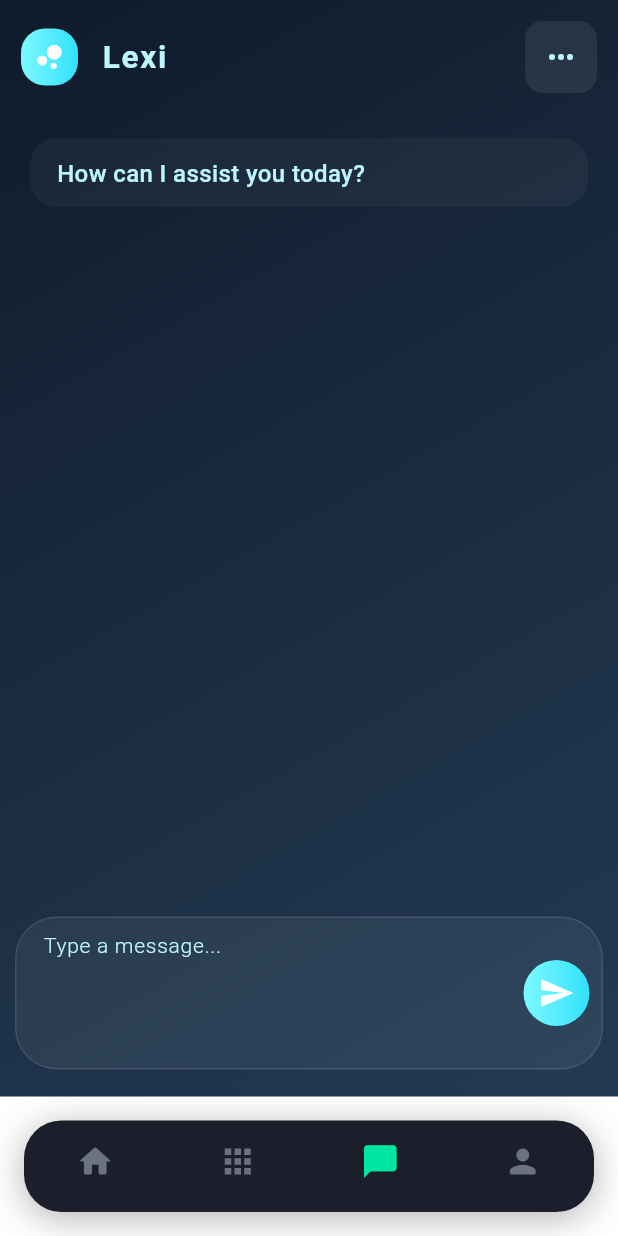
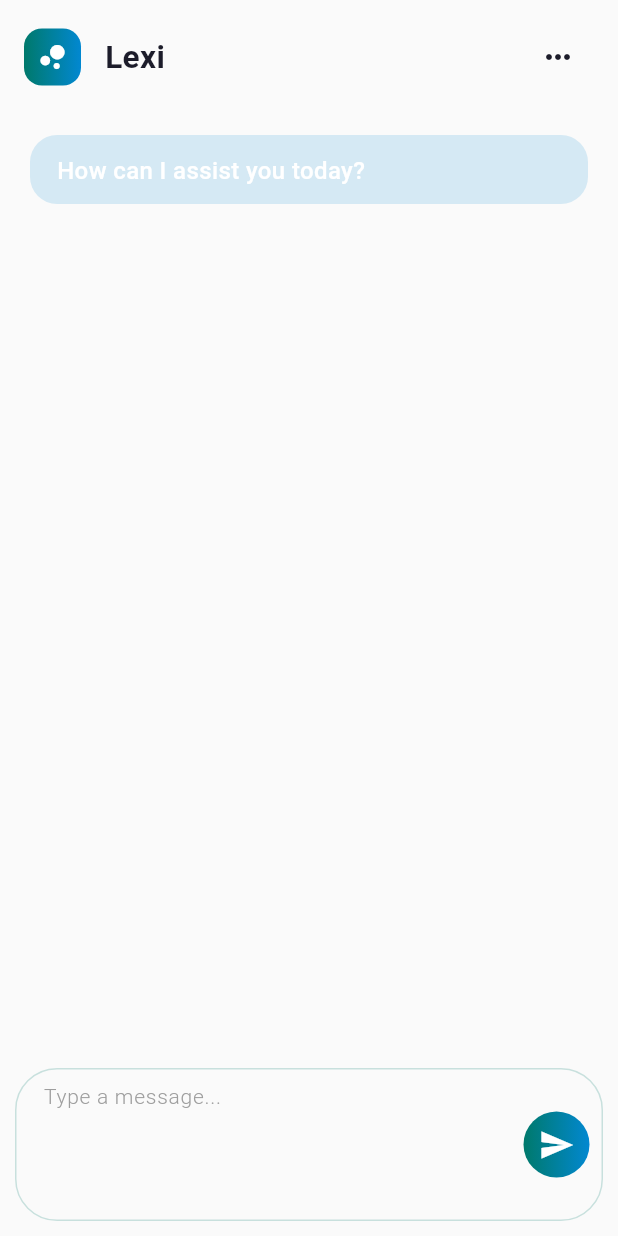
Before and after one commit to hariedamana/lexivo_assistant_1, a Flutter app: the ChatbotScreen screen opened by its route, on a phone screen of 412 x 824 dp. Run offline on Flutter 3.47's test engine with Material 3 defaults, Android fonts, the phone set to English and light mode, and no system bars; our stand-ins replace firebase_auth, firebase_core, percent_indicator; accounts and stored records are empty.

Commit message:
Restructured Chat Screen

```diff
--- a/lib/chat_screen.dart
+++ b/lib/chat_screen.dart
@@ -1,15 +1,7 @@
 import 'package:flutter/material.dart';
-import 'home_screen.dart';
-import 'assistants_dashboard.dart';
-import 'profile_screen.dart';
 
 class ChatbotScreen extends StatefulWidget {
-  final int initialTabIndex;
-
-  const ChatbotScreen({
-    super.key,
-    this.initialTabIndex = 2,
-  });
+  const ChatbotScreen({super.key});
 
   @override
   State<ChatbotScreen> createState() => _ChatbotScreenState();
@@ -36,13 +28,13 @@ class _ChatbotScreenState extends State<ChatbotScreen> {
     {'role': 'bot', 'text': 'How can I assist you today?'},
   ];
 
-  late int _selectedIndex;
-
-  @override
-  void initState() {
-    super.initState();
-    _selectedIndex = widget.initialTabIndex;
-  }
+  // Theme Colors
+  static const Color primaryTeal = Color(0xFF00796B);
+  static const Color secondaryBlue = Color(0xFF0288D1);
+  static const Color accentGreen = Color(0xFF43A047);
+  static const Color textColor = Color(0xFF1C1C2A);
+  static const Color lightBackground = Color(0xFFFAFAFA);
+  static const Color lightCard = Colors.white;
 
   void sendMessage() {
     final text = _controller.text.trim();
@@ -50,10 +42,7 @@ class _ChatbotScreenState extends State<ChatbotScreen> {
 
     setState(() {
       messages.add({'role': 'user', 'text': text});
-      messages.add({
-        'role': 'bot',
-        'text': 'You said: "$text"',
-      });
+      messages.add({'role': 'bot', 'text': 'You said: "$text"'});
     });
 
     _controller.clear();
@@ -63,10 +52,10 @@ class _ChatbotScreenState extends State<ChatbotScreen> {
     return Align(
       alignment: Alignment.centerRight,
       child: Container(
-        margin: const EdgeInsets.symmetric(vertical: 4, horizontal: 20),
+        margin: const EdgeInsets.symmetric(vertical: 6, horizontal: 20),
         padding: const EdgeInsets.symmetric(vertical: 10, horizontal: 18),
         decoration: BoxDecoration(
-          color: Colors.white.withOpacity(0.10),
+          color: accentGreen.withOpacity(0.2),
           borderRadius: BorderRadius.circular(18),
         ),
         child: Text(
@@ -74,8 +63,8 @@ class _ChatbotScreenState extends State<ChatbotScreen> {
           style: const TextStyle(
             color: Colors.white,
             fontSize: 16,
+            fontWeight: FontWeight.w500,
             height: 1.35,
-            fontWeight: FontWeight.w500,
           ),
         ),
       ),
@@ -84,16 +73,16 @@ class _ChatbotScreenState extends State<ChatbotScreen> {
 
   Widget _buildBotMessage(Map<String, dynamic> message) {
     return Container(
-      margin: const EdgeInsets.symmetric(vertical: 8, horizontal: 20),
+      margin: const EdgeInsets.symmetric(vertical: 6, horizontal: 20),
       padding: const EdgeInsets.symmetric(vertical: 12, horizontal: 18),
       decoration: BoxDecoration(
-        color: Colors.white.withOpacity(0.04),
+        color: secondaryBlue.withOpacity(0.15),
         borderRadius: BorderRadius.circular(18),
       ),
       child: Text(
         message['text'] ?? '',
         style: const TextStyle(
-          color: Color(0xFFBDF6FF),
+          color: Colors.white,
           fontSize: 16,
           fontWeight: FontWeight.w500,
           height: 1.4,
@@ -103,16 +92,15 @@ class _ChatbotScreenState extends State<ChatbotScreen> {
   }
 
   Widget _buildMessage(Map<String, dynamic> message) {
-    if (message['role'] == 'user') {
-      return _buildUserMessage(message['text']);
-    }
-    return _buildBotMessage(message);
+    return message['role'] == 'user'
+        ? _buildUserMessage(message['text'])
+        : _buildBotMessage(message);
   }
 
   void _showAssistantsMenu() {
     showModalBottomSheet(
       context: context,
-      backgroundColor: const Color(0xFF122033),
+      backgroundColor: lightCard,
       shape: const RoundedRectangleBorder(
         borderRadius: BorderRadius.vertical(top: Radius.circular(22)),
       ),
@@ -124,18 +112,13 @@ class _ChatbotScreenState extends State<ChatbotScreen> {
             const Text(
               "Assistants",
               style: TextStyle(
-                  color: Color(0xFFBDF6FF),
-                  fontWeight: FontWeight.bold,
-                  fontSize: 18),
+                  color: primaryTeal, fontWeight: FontWeight.bold, fontSize: 18),
             ),
             const SizedBox(height: 12),
             ...assistants.map(
               (a) => ListTile(
-                leading: Icon(a['icon'], color: const Color(0xFF32E0FC)),
-                title: Text(
-                  a['label'],
-                  style: const TextStyle(color: Colors.white),
-                ),
+                leading: Icon(a['icon'], color: secondaryBlue),
+                title: Text(a['label'], style: const TextStyle(color: textColor)),
                 onTap: () {
                   Navigator.pop(context);
                   setState(() {
@@ -147,133 +130,22 @@ class _ChatbotScreenState extends State<ChatbotScreen> {
                 },
               ),
             ),
-            const Divider(color: Color(0xFF223447)),
-            ListTile(
-              leading: const Icon(Icons.add_circle_outline, color: Color(0xFF32E0FC)),
-              title: const Text('New Chat', style: TextStyle(color: Colors.white)),
-              onTap: () {
-                Navigator.pop(context);
-                setState(() {
-                  messages = [
-                    {'role': 'bot', 'text': 'How can I assist you today?'},
-                  ];
-                });
-              },
-            ),
-            ListTile(
-              leading: const Icon(Icons.history, color: Color(0xFF32E0FC)),
-              title: const Text('Chat History', style: TextStyle(color: Colors.white)),
-              onTap: () {
-                Navigator.pop(context);
-                _showChatHistoryBottomSheet();
-              },
-            )
           ],
         ),
       ),
     );
   }
 
-  void _showChatHistoryBottomSheet() {
-    showModalBottomSheet(
-      context: context,
-      backgroundColor: const Color(0xFF132031),
-      shape: const RoundedRectangleBorder(
-        borderRadius: BorderRadius.vertical(top: Radius.circular(22)),
-      ),
-      builder: (context) => Padding(
-        padding: const EdgeInsets.symmetric(vertical: 20, horizontal: 16),
-        child: Column(
-          mainAxisSize: MainAxisSize.min,
-          crossAxisAlignment: CrossAxisAlignment.start,
-          children: [
-            const Text(
-              "Previous Chats",
-              style: TextStyle(
-                color: Color(0xFFBDF6FF),
-                fontWeight: FontWeight.bold,
-                fontSize: 18,
-              ),
-            ),
-            const SizedBox(height: 10),
-            ...chatHistory.map(
-              (e) => ListTile(
-                leading: const Icon(Icons.chat_bubble_outline, color: Color(0xFFBDF6FF)),
-                title: Text(e, style: const TextStyle(color: Colors.white)),
-                onTap: () {
-                  Navigator.pop(context);
-                  setState(() {
-                    messages = [
-                      {
-                        'role': 'bot',
-                        'text': 'Resumed chat: $e\n\nHow can I assist you today?'
-                      }
-                    ];
-                  });
-                },
-              ),
-            ),
-          ],
-        ),
-      ),
-    );
-  }
-
-  void _onNavTapped(int index) {
-    if (index == _selectedIndex) return;
-
-    setState(() {
-      _selectedIndex = index;
-    });
-
-    switch (index) {
-      case 0:
-        Navigator.pushReplacement(
-          context,
-          MaterialPageRoute(builder: (context) => const HomeScreen()),
-        );
-        break;
-      case 1:
-        Navigator.pushReplacement(
-          context,
-          MaterialPageRoute(builder: (context) => const AssistantsDashboard()),
-        );
-        break;
-      case 2:
-        // Already on chat
-        break;
-      case 3:
-        Navigator.pushReplacement(
-          context,
-          MaterialPageRoute(builder: (context) => const ProfileScreen()),
-        );
-        break;
-    }
-  }
-
   @override
   Widget build(BuildContext context) {
-    final grad = const LinearGradient(
-      begin: Alignment.topLeft,
-      end: Alignment.bottomRight,
-      colors: [
-        Color(0xFF0F1B2B),
-        Color(0xFF1A2B3F),
-        Color(0xFF223A54),
-      ],
-    );
-
     return Scaffold(
-      resizeToAvoidBottomInset: true,
-      backgroundColor: Colors.transparent,
-      body: Container(
-        decoration: BoxDecoration(gradient: grad),
-        child: SafeArea(
+      backgroundColor: lightBackground,
+      body: SafeArea(
         child: Column(
           children: [
             // Header
             Padding(
-                padding: const EdgeInsets.symmetric(horizontal: 14, vertical: 14),
+              padding: const EdgeInsets.symmetric(horizontal: 16, vertical: 14),
               child: Row(
                 children: [
                   Container(
@@ -281,32 +153,28 @@ class _ChatbotScreenState extends State<ChatbotScreen> {
                     height: 38,
                     decoration: BoxDecoration(
                       gradient: const LinearGradient(
-                          colors: [Color(0xFF7DF9FF), Color(0xFF32E0FC)],
+                        colors: [primaryTeal, secondaryBlue],
                       ),
-                        borderRadius: BorderRadius.circular(16),
+                      borderRadius: BorderRadius.circular(12),
                     ),
-                      child: const Icon(Icons.bubble_chart_rounded, color: Colors.white, size: 24),
+                    child: const Icon(Icons.bubble_chart_rounded,
+                        color: Colors.white, size: 24),
                   ),
                   const SizedBox(width: 16),
                   const Text(
                     'Lexi',
                     style: TextStyle(
-                        color: Color(0xFFBDF6FF),
-                        fontWeight: FontWeight.bold,
-                        fontSize: 21,
-                        letterSpacing: 1.1,
-                      ),
+                        color: textColor, fontWeight: FontWeight.bold, fontSize: 21),
                   ),
                   const Spacer(),
                   Container(
                     decoration: BoxDecoration(
-                        color: Colors.white.withOpacity(0.08),
+                      color: lightCard.withOpacity(0.08),
                       borderRadius: BorderRadius.circular(12),
                     ),
                     child: IconButton(
-                        icon: const Icon(Icons.more_horiz, color: Color(0xFFBDF6FF)),
+                      icon: const Icon(Icons.more_horiz, color: textColor),
                       onPressed: _showAssistantsMenu,
-                        tooltip: "Assistants, New Chat & History",
                     ),
                   ),
                 ],
@@ -316,7 +184,7 @@ class _ChatbotScreenState extends State<ChatbotScreen> {
             // Chat messages
             Expanded(
               child: ListView.builder(
-                  padding: const EdgeInsets.only(bottom: 120, top: 8),
+                padding: const EdgeInsets.only(bottom: 10, top: 8),
                 itemCount: messages.length,
                 itemBuilder: (context, idx) => _buildMessage(messages[idx]),
               ),
@@ -324,11 +192,11 @@ class _ChatbotScreenState extends State<ChatbotScreen> {
 
             // Input bar
             Container(
-                margin: const EdgeInsets.only(bottom: 18, left: 10, right: 10),
+              margin: const EdgeInsets.all(10),
               decoration: BoxDecoration(
-                  color: Colors.white.withOpacity(0.06),
+                color: lightCard.withOpacity(0.08),
                 borderRadius: BorderRadius.circular(28),
-                  border: Border.all(color: Colors.white.withOpacity(0.10)),
+                border: Border.all(color: primaryTeal.withOpacity(0.2)),
               ),
               child: Row(
                 children: [
@@ -337,12 +205,13 @@ class _ChatbotScreenState extends State<ChatbotScreen> {
                       padding: const EdgeInsets.only(left: 18),
                       child: TextField(
                         controller: _controller,
-                          style: const TextStyle(color: Color(0xFFBDF6FF), fontSize: 14),
+                        style: const TextStyle(color: textColor, fontSize: 14),
                         maxLines: 4,
                         decoration: const InputDecoration(
                           border: InputBorder.none,
                           hintText: 'Type a message...',
-                            hintStyle: TextStyle(color: Color(0xFFBDF6FF), fontWeight: FontWeight.w300),
+                          hintStyle: TextStyle(
+                              color: Colors.grey, fontWeight: FontWeight.w300),
                         ),
                         onSubmitted: (_) => sendMessage(),
                       ),
@@ -353,7 +222,7 @@ class _ChatbotScreenState extends State<ChatbotScreen> {
                       decoration: const BoxDecoration(
                         shape: BoxShape.circle,
                         gradient: LinearGradient(
-                            colors: [Color(0xFF7DF9FF), Color(0xFF32E0FC)],
+                          colors: [primaryTeal, secondaryBlue],
                         ),
                       ),
                       child: const Padding(
@@ -369,55 +238,6 @@ class _ChatbotScreenState extends State<ChatbotScreen> {
           ],
         ),
       ),
-      ),
-
-      // Bottom nav bar
-      bottomNavigationBar: Container(
-        margin: const EdgeInsets.all(16),
-        decoration: BoxDecoration(
-          color: const Color(0xFF1C1F2B),
-          borderRadius: BorderRadius.circular(25),
-          boxShadow: [
-            BoxShadow(
-              color: Colors.black.withOpacity(0.3),
-              offset: const Offset(0, 4),
-              blurRadius: 20,
-            ),
-          ],
-        ),
-        child: ClipRRect(
-          borderRadius: BorderRadius.circular(25),
-          child: BottomNavigationBar(
-            currentIndex: _selectedIndex,
-            onTap: _onNavTapped,
-            backgroundColor: Colors.transparent,
-            selectedItemColor: const Color(0xFF00E5A0),
-            unselectedItemColor: const Color(0xFF6B7280),
-            type: BottomNavigationBarType.fixed,
-            elevation: 0,
-            showSelectedLabels: false,
-            showUnselectedLabels: false,
-            items: const [
-              BottomNavigationBarItem(
-                icon: Icon(Icons.home_rounded, size: 26),
-                label: '',
-              ),
-              BottomNavigationBarItem(
-                icon: Icon(Icons.apps_rounded, size: 26),
-                label: '',
-              ),
-              BottomNavigationBarItem(
-                icon: Icon(Icons.chat_bubble_rounded, size: 26),
-                label: '',
-              ),
-              BottomNavigationBarItem(
-                icon: Icon(Icons.person_rounded, size: 26),
-                label: '',
-              ),
-            ],
-          ),
-        ),
-      ),
     );
   }
 }
```
Lines whose indentation alone changed are shown as unchanged.
